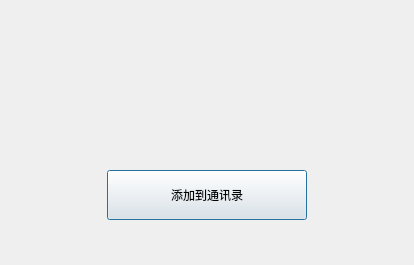
yrc920/xiguchat, file client/xiguchat/findsuccessdlg.ui: the form before one commit.
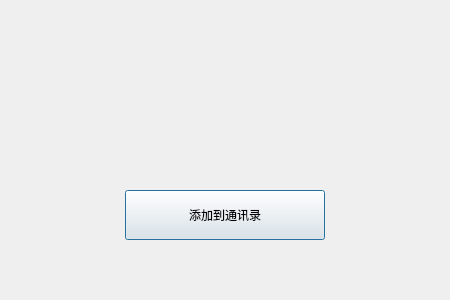
The form after the commit. Custom widgets are drawn as their Qt base class.

The edit to the form file:
```diff
--- a/client/xiguchat/findsuccessdlg.ui
+++ b/client/xiguchat/findsuccessdlg.ui
@@ -6,29 +6,71 @@
    <rect>
     <x>0</x>
     <y>0</y>
-    <width>414</width>
-    <height>265</height>
+    <width>450</width>
+    <height>300</height>
    </rect>
   </property>
+  <property name="minimumSize">
+   <size>
+    <width>450</width>
+    <height>300</height>
+   </size>
+  </property>
+  <property name="maximumSize">
+   <size>
+    <width>450</width>
+    <height>300</height>
+   </size>
+  </property>
   <property name="windowTitle">
    <string>Dialog</string>
   </property>
   <layout class="QVBoxLayout" name="verticalLayout">
+   <property name="spacing">
+    <number>10</number>
+   </property>
+   <property name="leftMargin">
+    <number>20</number>
+   </property>
+   <property name="topMargin">
+    <number>30</number>
+   </property>
+   <property name="rightMargin">
+    <number>20</number>
+   </property>
+   <property name="bottomMargin">
+    <number>30</number>
+   </property>
    <item>
     <widget class="QWidget" name="widget" native="true">
      <layout class="QHBoxLayout" name="horizontalLayout">
+      <property name="spacing">
+       <number>30</number>
+      </property>
+      <property name="leftMargin">
+       <number>30</number>
+      </property>
+      <property name="topMargin">
+       <number>10</number>
+      </property>
+      <property name="rightMargin">
+       <number>10</number>
+      </property>
+      <property name="bottomMargin">
+       <number>10</number>
+      </property>
       <item>
        <widget class="QLabel" name="head_lb">
         <property name="minimumSize">
          <size>
-          <width>80</width>
-          <height>80</height>
+          <width>100</width>
+          <height>100</height>
          </size>
         </property>
         <property name="maximumSize">
          <size>
-          <width>80</width>
-          <height>80</height>
+          <width>100</width>
+          <height>100</height>
          </size>
         </property>
         <property name="text">
```
